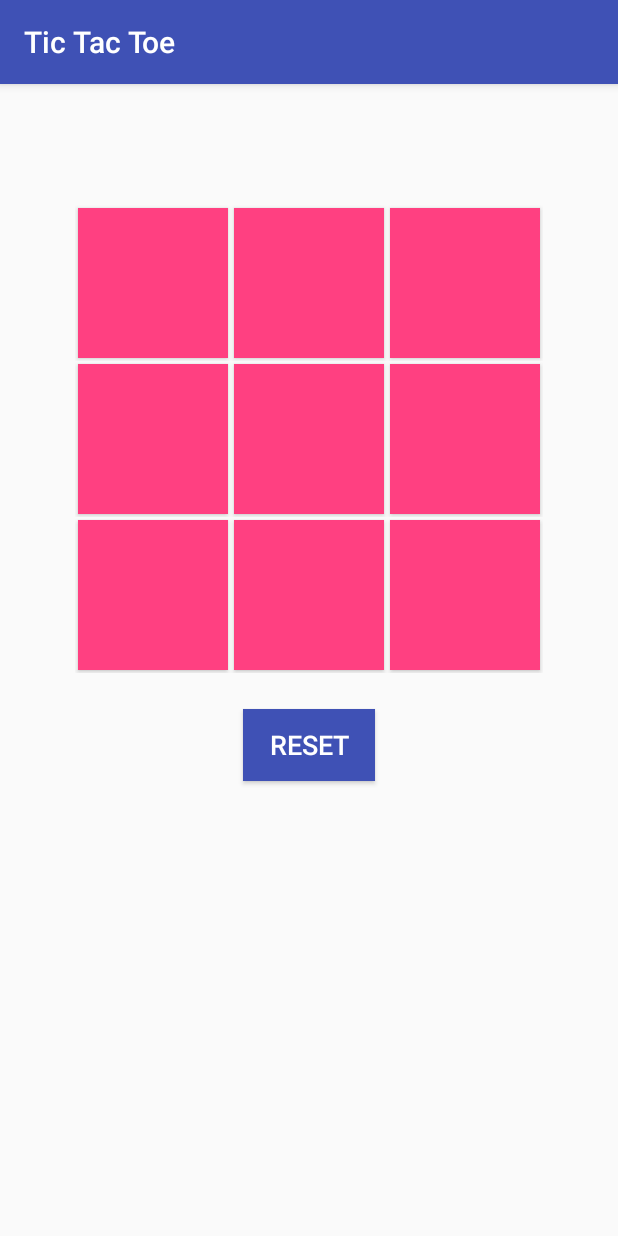
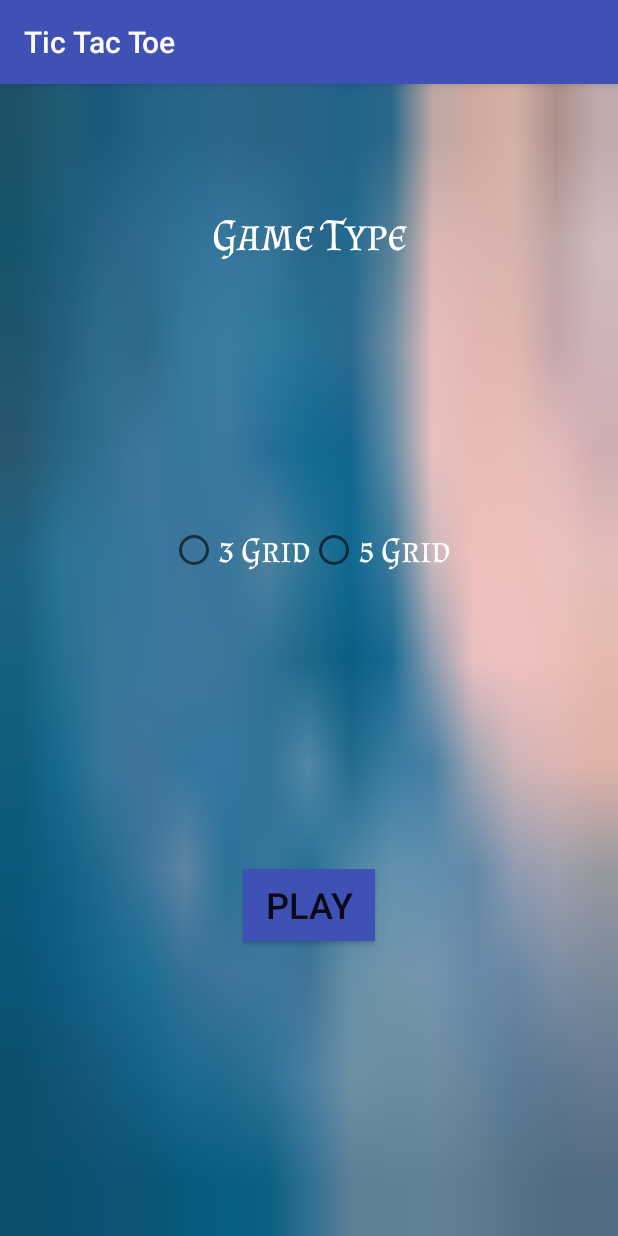
Before and after one commit to darmhoo/tic-tac-toe, an Android app: the screen it shows after launch (MainActivity before the commit, FirstScreen after it), on a phone screen of 412 x 824 dp. Run offline under Robolectric (Android 15) with nearby library versions, the phone set to English and light mode, and no system bars.

Commit message:
gridfive hmmm

```diff
--- a/app/src/main/AndroidManifest.xml
+++ b/app/src/main/AndroidManifest.xml
@@ -9,7 +9,7 @@
         android:roundIcon="@mipmap/ic_launcher_round"
         android:supportsRtl="true"
         android:theme="@style/AppTheme">
-        <activity android:name=".MainActivity">
+        <activity android:name=".Splash">
             <intent-filter>
                 <action android:name="android.intent.action.MAIN" />
 
@@ -17,7 +17,9 @@
             </intent-filter>
         </activity>
         <activity android:name=".FirstScreen" />
-        <activity android:name=".GridFive"></activity>
+        <activity android:name=".GridFive" />
+        <activity android:name=".MainActivity"/>
+
     </application>
 
 </manifest>
--- a/app/src/main/java/com/example/android/alc2018/FirstScreen.java
+++ b/app/src/main/java/com/example/android/alc2018/FirstScreen.java
@@ -1,13 +1,78 @@
 package com.example.android.alc2018;
 
+import android.content.Context;
+import android.content.Intent;
 import android.support.v7.app.AppCompatActivity;
 import android.os.Bundle;
+import android.text.TextUtils;
+import android.view.View;
+import android.widget.Button;
+import android.widget.RadioButton;
+import android.widget.RadioGroup;
+import android.widget.Toast;
 
 public class FirstScreen extends AppCompatActivity {
+    RadioGroup radioButtonGroup;
+    RadioButton radioButton;
+    RadioButton radthree;
+    RadioButton radfive;
+
+
+    Button button;
+
+    String selected = "";
 
     @Override
     protected void onCreate(Bundle savedInstanceState) {
         super.onCreate(savedInstanceState);
         setContentView(R.layout.activity_first_screen);
+        radioButtonGroup = findViewById(R.id.radioGroup);
+
+        button = findViewById(R.id.button);
+      //  radthree = findViewById(R.id.radthree);
+      //  int rad3id = radthree.getId();
+
+    //    radfive = findViewById(R.id.radfive);
+     //   int rad5id = radfive.getId();
+
+        //3 Grid
+
+
+        button.setOnClickListener(new Button.OnClickListener(){
+            public void onClick(View v){
+
+               // button = findViewById(R.id.button);
+                int buttonId = radioButtonGroup.getCheckedRadioButtonId();
+                radioButton = findViewById(buttonId);
+                if (radioButton!=null && radioButton.getText().toString().equalsIgnoreCase("3 Grid")){
+                    //dam = MainActivity.class;
+                    selected = "3";
+
+                }
+                else if (radioButton!=null && radioButton.getText().toString().equalsIgnoreCase("5 Grid")){
+                    //dam = GridFive.class;
+                    selected = "5";
+                }
+                else {
+                    selected = null;
+                }
+
+
+
+                if(selected!=null && !TextUtils.isEmpty(selected) && selected.equalsIgnoreCase("3")){
+                    Intent i = new Intent(FirstScreen.this, MainActivity.class);
+                    startActivity(i);
+                } else if (selected!=null && !TextUtils.isEmpty(selected) && selected.equalsIgnoreCase("5")){
+
+                    Intent i = new Intent(FirstScreen.this, GridFive.class);
+                    startActivity(i);
+                } else {
+
+                    Toast.makeText(FirstScreen.this, "Select an option", Toast.LENGTH_SHORT).show();
+                }
+
+            }
+        });
+
     }
 }
--- /dev/null
+++ b/app/src/main/java/com/example/android/alc2018/Splash.java
@@ -0,0 +1,26 @@
+package com.example.android.alc2018;
+
+import android.support.v7.app.AppCompatActivity;
+import android.os.Bundle;
+import android.os.Handler;
+import android.content.Intent;
+
+public class Splash extends AppCompatActivity {
+
+    private final int SPLASH_DISPLAY_LENGTH = 2000;
+
+    @Override
+    protected void onCreate(Bundle icicle) {
+        super.onCreate(icicle);
+        setContentView(R.layout.activity_splash);
+
+        new Handler().postDelayed(new Runnable() {
+            @Override
+            public void run() {
+                Intent mainIntent = new Intent(Splash.this, FirstScreen.class);
+                Splash.this.startActivity(mainIntent);
+                Splash.this.finish();
+            }
+        }, SPLASH_DISPLAY_LENGTH);
+    }
+}
--- a/app/src/main/res/layout/activity_first_screen.xml
+++ b/app/src/main/res/layout/activity_first_screen.xml
@@ -4,6 +4,81 @@
     xmlns:tools="http://schemas.android.com/tools"
     android:layout_width="match_parent"
     android:layout_height="match_parent"
-    tools:context=".FirstScreen">
+    tools:context=".FirstScreen"
+    android:background="@mipmap/background"
+    >
 
+    <TextView
+        android:id="@+id/textView2"
+        android:layout_width="wrap_content"
+        android:layout_height="wrap_content"
+        android:layout_marginBottom="8dp"
+        android:layout_marginEnd="8dp"
+        android:layout_marginLeft="8dp"
+        android:layout_marginRight="8dp"
+        android:layout_marginStart="8dp"
+        android:layout_marginTop="28dp"
+        android:text="Game Type"
+        android:textColor="@android:color/white"
+        android:textSize="30sp"
+        app:fontFamily="@font/almendra_sc"
+        app:layout_constraintBottom_toBottomOf="parent"
+        app:layout_constraintEnd_toEndOf="parent"
+        app:layout_constraintStart_toStartOf="parent"
+        app:layout_constraintTop_toTopOf="parent"
+        app:layout_constraintVertical_bias="0.078" />
+
+    <RadioGroup
+        android:id="@+id/radioGroup"
+        android:layout_width="wrap_content"
+        android:layout_height="wrap_content"
+        android:layout_marginEnd="8dp"
+        android:layout_marginLeft="8dp"
+        android:layout_marginRight="8dp"
+        android:layout_marginStart="8dp"
+        android:layout_marginTop="176dp"
+        android:orientation="horizontal"
+        app:layout_constraintEnd_toEndOf="parent"
+        app:layout_constraintHorizontal_bias="0.503"
+        app:layout_constraintStart_toStartOf="parent"
+        app:layout_constraintTop_toBottomOf="@+id/textView2">
+
+        <RadioButton
+            android:id="@+id/radthree"
+            android:layout_width="wrap_content"
+            android:layout_height="wrap_content"
+            android:layout_weight="1"
+            android:text="3 Grid"
+            android:textColor="@android:color/white"
+            android:textSize="24sp"
+            app:fontFamily="@font/almendra_sc" />
+
+        <RadioButton
+            android:id="@+id/radfive"
+            android:layout_width="wrap_content"
+            android:layout_height="wrap_content"
+            android:layout_weight="1"
+            android:text="5 Grid"
+            android:textColor="@android:color/white"
+            android:textSize="24sp"
+            app:fontFamily="@font/almendra_sc" />
+    </RadioGroup>
+
+    <Button
+        android:id="@+id/button"
+        android:layout_width="wrap_content"
+        android:layout_height="wrap_content"
+        android:layout_marginBottom="8dp"
+        android:layout_marginEnd="8dp"
+        android:layout_marginLeft="8dp"
+        android:layout_marginRight="8dp"
+        android:layout_marginStart="8dp"
+        android:layout_marginTop="8dp"
+        android:text="PLAY"
+        android:textSize="24sp"
+        android:background="@color/colorPrimary"
+        app:layout_constraintBottom_toBottomOf="parent"
+        app:layout_constraintEnd_toEndOf="parent"
+        app:layout_constraintStart_toStartOf="parent"
+        app:layout_constraintTop_toBottomOf="@+id/radioGroup" />
 </android.support.constraint.ConstraintLayout>
--- a/app/src/main/res/layout/activity_main.xml
+++ b/app/src/main/res/layout/activity_main.xml
@@ -4,7 +4,8 @@
     xmlns:tools="http://schemas.android.com/tools"
     android:layout_width="match_parent"
     android:layout_height="match_parent"
-    tools:context=".MainActivity">
+    tools:context=".MainActivity"
+    android:background="@mipmap/background">
 
     <TableLayout
         android:id="@+id/glGameBoard"
@@ -148,7 +149,7 @@
         android:layout_width="wrap_content"
         android:layout_height="wrap_content"
         android:textColor="#424242"
-        android:textSize="18sp"
+        android:textSize="36sp"
         android:layout_centerHorizontal="true"
         android:layout_margin="16dp"
         android:padding="8dp"
```
Also changed, not shown: app/src/main/res/layout/activity_grid_five.xml (+114 -132 lines), app/src/main/res/layout/activity_splash.xml (added, +32 -0 lines), app/src/main/res/drawable-v24/background.webp (added), app/src/main/res/drawable/background.webp (added), app/src/main/res/font/almendra_sc.ttf (added), app/src/main/res/mipmap-anydpi-v26/background.webp (added), app/src/main/res/mipmap-hdpi/background.webp (added), app/src/main/res/mipmap-mdpi/background.webp (added), app/src/main/res/mipmap-xhdpi/background.webp (added), app/src/main/res/mipmap-xxhdpi/background.webp (added), app/src/main/res/mipmap-xxxhdpi/background.webp (added).
